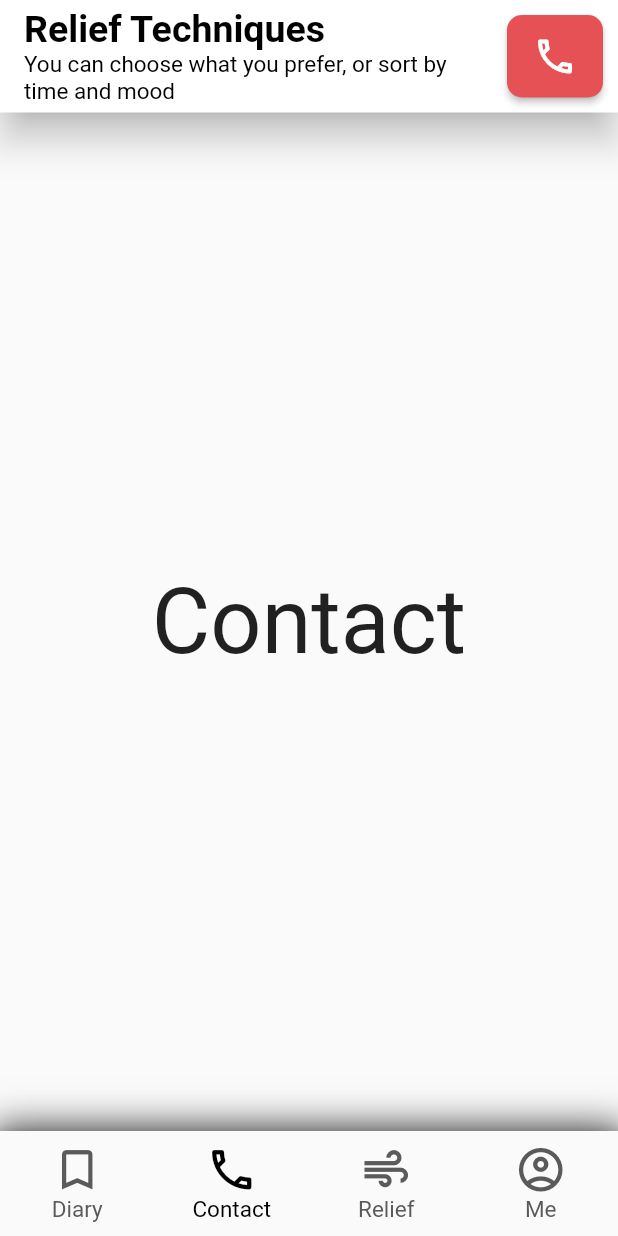
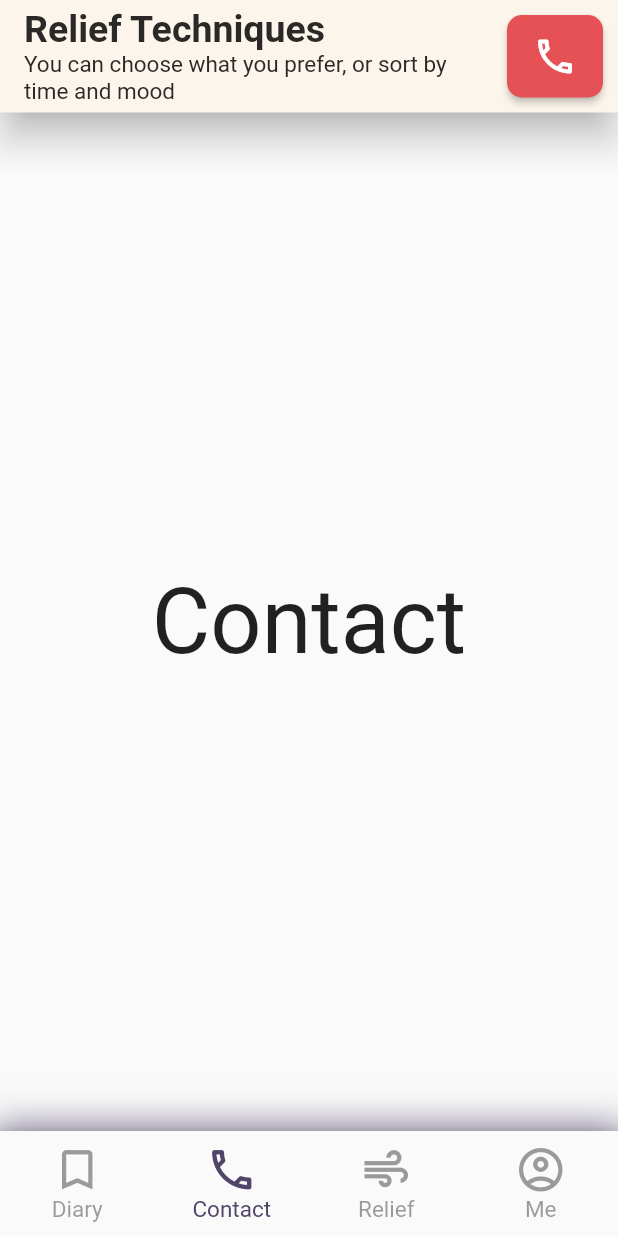
Before and after one commit to AlexShor0103/Team-2136-ReliefLink, a Flutter app: the screen it shows after launch, item 2 of the bottom bar chosen, on a phone screen of 412 x 824 dp. Run offline on Flutter 3.47's test engine with Material 2 defaults, Android fonts, the phone set to English and light mode, and no system bars; our stand-ins replace youtube_player_flutter; missing offline and left inert: dart:html.

Commit message:
add softwhite bg color

```diff
--- a/lib/components/Navigation/TopBars.dart
+++ b/lib/components/Navigation/TopBars.dart
@@ -33,13 +33,13 @@ class Top_Relief extends StatelessWidget implements PreferredSizeWidget {
                   style: TextStyle(
                     fontSize: 15,
                     fontWeight: FontWeight.normal,
-                    color: black,
+                    color: AppColors.black,
                   ),
                 ),
               ]),
         ),
       ),
-      backgroundColor: AppColors.white,
+      backgroundColor: AppColors.bg,
       toolbarHeight: 80,
       actions: <Widget>[
         Padding(
--- a/lib/main.dart
+++ b/lib/main.dart
@@ -46,7 +46,6 @@ class _MyHomePageState extends State<MyHomePage> {
     // fast, so that you can just rebuild anything that needs updating rather
     // than having to individually change instances of widgets.
     return Scaffold(
-
       appBar: const Top_Relief(),
       body: SafeArea(
         child: Nav()
--- a/lib/screens/NavigationWrapper.dart
+++ b/lib/screens/NavigationWrapper.dart
@@ -53,7 +53,7 @@ class _NavState extends State<Nav> {
           decoration: BoxDecoration(
             boxShadow: [
               BoxShadow(
-                color: Colors.black.withOpacity(0.8),
+                color: AppColors.font.withOpacity(0.8),
                 spreadRadius: 5,
                 blurRadius: 20,
                 offset: Offset(0, 3), // changes position of shadow
@@ -72,8 +72,8 @@ class _NavState extends State<Nav> {
                 iconSize: 35,
                 selectedFontSize: 15,
                 unselectedFontSize: 15,
-                unselectedItemColor: AppColors.grey,
-                selectedItemColor: AppColors.black,
+                unselectedItemColor: AppColors.grey.withOpacity(0.6),
+                selectedItemColor: AppColors.font,
                 items: const <BottomNavigationBarItem>[
                   BottomNavigationBarItem(
                     icon: Icon(
--- a/lib/screens/ReliefHomeScreen.dart
+++ b/lib/screens/ReliefHomeScreen.dart
@@ -1,4 +1,5 @@
 import 'package:flutter/material.dart';
+import 'package:relieflink/utils/constants.dart';
 
 import '../components/ReliefActivitiesMenu/ActivitiesContainer.dart';
 import '../components/ReliefActivitiesMenu/SortContainer.dart';
@@ -9,6 +10,7 @@ class ReliefHomeScreen extends StatelessWidget {
   @override
   Widget build(BuildContext context) {
     return Container(
+      color: AppColors.bg,
       child: ListView(children: <Widget>[
           SortContainer(),
           SingleChildScrollView(child: ReliefActivityBoxContainer())]),
--- a/lib/utils/constants.dart
+++ b/lib/utils/constants.dart
@@ -67,6 +67,7 @@ class AppConstants {
         return 'orange';
     }
   }
+
   //can get any needed gradient
   static getGradByName(String colorName) {
     switch (colorName.toLowerCase()) {
@@ -91,10 +92,11 @@ class AppColors {
   static const red = Color(0xffFC8D7A);
   static const orange = Color(0xffF9CB9A);
   static const green = Color(0xffC5D7BF);
-  static const black = Color.fromRGBO(0, 0, 0, 1);
+  static const black = Color.fromARGB(255, 43, 40, 40);
   static const white = Color.fromRGBO(255, 255, 255, 1);
   static const red2 = Color.fromRGBO(230, 81, 86, 1);
   static const grey = Color.fromRGBO(90, 90, 90, 1);
+  static const bg = Color.fromRGBO(252, 245, 235, 1);
   static const font = Color.fromRGBO(81, 69, 106, 1);
 }
 
```
